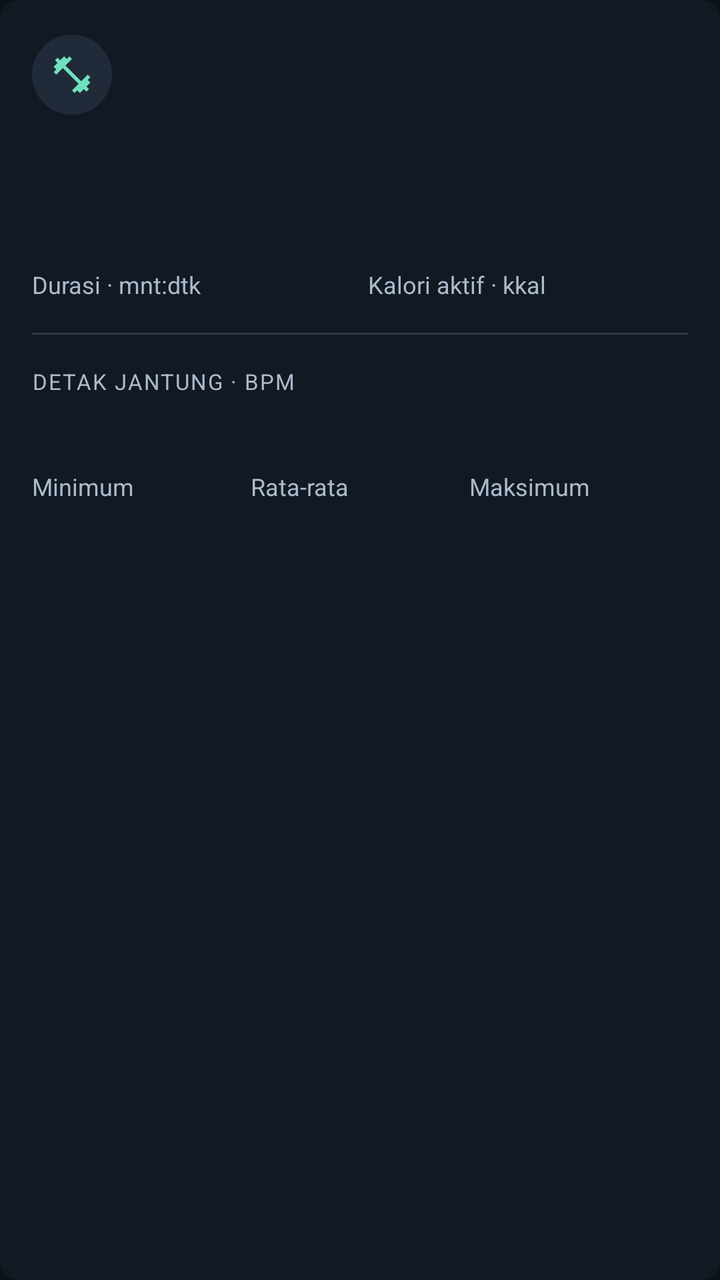
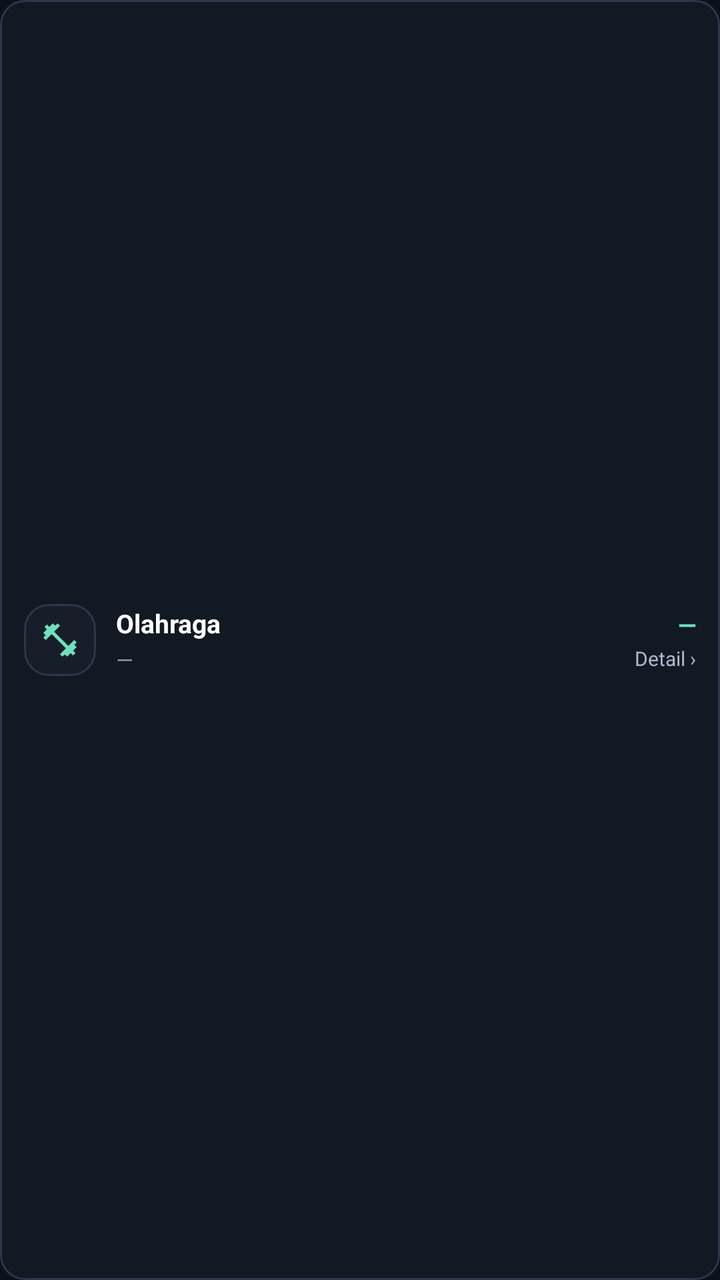

Two renders of the same Android screen: before a commit and after it. Below are the layout's source before the change and the commit's diff.
<!-- AndroidManifest.xml: application theme Theme.Rw3 -->
<!-- res/layout/item_workout_history.xml -->
<?xml version="1.0" encoding="utf-8"?>
<LinearLayout xmlns:android="http://schemas.android.com/apk/res/android"
    xmlns:app="http://schemas.android.com/apk/res-auto"
    android:layout_width="match_parent" android:layout_height="wrap_content"
    android:layout_marginTop="12dp" android:padding="16dp"
    android:background="@drawable/bg_subcard" android:orientation="vertical">
    <LinearLayout android:layout_width="match_parent" android:layout_height="wrap_content"
        android:orientation="horizontal" android:gravity="center_vertical">
        <ImageView android:id="@+id/workoutIcon" android:layout_width="40dp"
            android:layout_height="40dp" android:padding="9dp" android:background="@drawable/bg_chip"
            android:src="@drawable/ic_fitness_center" app:tint="@color/primary_mint"
            android:importantForAccessibility="no" />
        <LinearLayout android:layout_width="0dp" android:layout_height="wrap_content"
            android:layout_weight="1" android:layout_marginStart="12dp" android:orientation="vertical">
            <TextView android:id="@+id/workoutTitle" android:layout_width="match_parent"
                android:layout_height="wrap_content" android:textSize="17sp"
                android:textStyle="bold" android:textColor="@color/on_surface" />
            <TextView android:id="@+id/workoutDate" android:layout_width="match_parent"
                android:layout_height="wrap_content" android:layout_marginTop="4dp"
                android:textSize="12sp" android:textColor="@color/on_surface_variant" />
        </LinearLayout>
    </LinearLayout>
    <TextView android:id="@+id/workoutPeriod" android:layout_width="match_parent"
        android:layout_height="wrap_content" android:layout_marginTop="12dp"
        android:textSize="13sp" android:textColor="@color/on_surface_variant" />
    <LinearLayout android:layout_width="match_parent" android:layout_height="wrap_content"
        android:layout_marginTop="16dp" android:orientation="horizontal" android:baselineAligned="false">
        <LinearLayout android:layout_width="0dp" android:layout_height="wrap_content"
            android:layout_weight="1" android:orientation="vertical" android:layout_marginEnd="8dp">
            <TextView android:id="@+id/workoutDuration" android:layout_width="match_parent"
                android:layout_height="wrap_content" android:textSize="22sp" android:textStyle="bold"
                android:textColor="@color/on_surface" />
            <TextView android:id="@+id/workoutDurationLabel" android:layout_width="match_parent" android:layout_height="wrap_content"
                android:text="Durasi · mnt:dtk" android:textSize="12sp" android:textColor="@color/on_surface_variant" />
        </LinearLayout>
        <LinearLayout android:layout_width="0dp" android:layout_height="wrap_content"
            android:layout_weight="1" android:orientation="vertical">
            <TextView android:id="@+id/workoutCalories" android:layout_width="match_parent"
                android:layout_height="wrap_content" android:textSize="22sp" android:textStyle="bold"
                android:textColor="@color/primary_mint" />
            <TextView android:layout_width="match_parent" android:layout_height="wrap_content"
                android:text="Kalori aktif · kkal" android:textSize="12sp" android:textColor="@color/on_surface_variant" />
        </LinearLayout>
    </LinearLayout>
    <View android:layout_width="match_parent" android:layout_height="1dp"
        android:layout_marginVertical="16dp" android:background="@color/outline_subtle" />
    <TextView android:layout_width="match_parent" android:layout_height="wrap_content"
        android:text="DETAK JANTUNG · BPM" android:textSize="11sp" android:letterSpacing="0.06"
        android:textColor="@color/on_surface_variant" />
    <LinearLayout android:layout_width="match_parent" android:layout_height="wrap_content"
        android:layout_marginTop="10dp" android:orientation="horizontal" android:baselineAligned="false">
        <LinearLayout android:layout_width="0dp" android:layout_height="wrap_content"
            android:layout_weight="1" android:orientation="vertical">
            <TextView android:id="@+id/workoutHrMin" android:layout_width="match_parent"
                android:layout_height="wrap_content" android:textSize="20sp" android:textColor="@color/on_surface" />
            <TextView android:layout_width="match_parent" android:layout_height="wrap_content"
                android:text="Minimum" android:textSize="12sp" android:textColor="@color/on_surface_variant" />
        </LinearLayout>
        <LinearLayout android:layout_width="0dp" android:layout_height="wrap_content"
            android:layout_weight="1" android:orientation="vertical">
            <TextView android:id="@+id/workoutHrAverage" android:layout_width="match_parent"
                android:layout_height="wrap_content" android:textSize="20sp" android:textStyle="bold"
                android:textColor="@color/heart_rate_coral" />
            <TextView android:layout_width="match_parent" android:layout_height="wrap_content"
                android:text="Rata-rata" android:textSize="12sp" android:textColor="@color/on_surface_variant" />
        </LinearLayout>
        <LinearLayout android:layout_width="0dp" android:layout_height="wrap_content"
            android:layout_weight="1" android:orientation="vertical">
            <TextView android:id="@+id/workoutHrMax" android:layout_width="match_parent"
                android:layout_height="wrap_content" android:textSize="20sp" android:textColor="@color/on_surface" />
            <TextView android:layout_width="match_parent" android:layout_height="wrap_content"
                android:text="Maksimum" android:textSize="12sp" android:textColor="@color/on_surface_variant" />
        </LinearLayout>
    </LinearLayout>
</LinearLayout>
<!-- resources referenced by this layout -->
<resources>
  <color name="heart_rate_coral">#FFA09A</color>
  <color name="on_surface">#FFFFFF</color>
  <color name="on_surface_variant">#ADBACC</color>
  <color name="outline_subtle">#2B384A</color>
  <color name="primary_mint">#6FE0BD</color>
  <!-- drawable bg_chip (drawable) -->
  <?xml version="1.0" encoding="utf-8"?>
  <shape xmlns:android="http://schemas.android.com/apk/res/android"
      android:shape="rectangle">
      <solid android:color="@color/surface_container_high" />
      <corners android:radius="999dp" />
  </shape>
  <!-- drawable bg_subcard (drawable) -->
  <?xml version="1.0" encoding="utf-8"?>
  <shape xmlns:android="http://schemas.android.com/apk/res/android"
      android:shape="rectangle">
      <solid android:color="@color/surface_container_low" />
      <corners android:radius="10dp" />
  </shape>
  <!-- drawable ic_fitness_center (drawable) -->
  <vector xmlns:android="http://schemas.android.com/apk/res/android"
      android:width="24dp"
      android:height="24dp"
      android:viewportWidth="24"
      android:viewportHeight="24">
      <path
          android:fillColor="#FFFFFFFF"
          android:pathData="M20.57,14.86L22,13.43 20.57,12 17,15.57 8.43,7 12,3.43 10.57,2 9.14,3.43 7.71,2 5.57,4.14 4.14,2.71 2.71,4.14l1.43,1.43L2,7.71l1.43,1.43L2,10.57 3.43,12 7,8.43 15.57,17 12,20.57 13.43,22l1.43,-1.43L16.29,22l2.14,-2.14 1.43,1.43 1.43,-1.43 -1.43,-1.43L22,16.29z"/>
  </vector>
  <style name="Theme.Rw3" parent="Theme.Material3.DayNight.NoActionBar">
          <item name="colorPrimary">@color/primary_mint</item>
          <item name="colorOnPrimary">@color/surface_dark</item>
          <item name="colorSurface">@color/surface_container</item>
          <item name="colorOnSurface">@color/on_surface</item>
          <item name="android:windowBackground">@color/surface_dark</item>
          <item name="android:statusBarColor">@color/surface_dark</item>
          <item name="android:navigationBarColor">@color/surface_container</item>
          <item name="android:windowLightStatusBar">false</item>
          <item name="android:windowLightNavigationBar">false</item>
      </style>
  <color name="surface_container_high">#202A38</color>
  <color name="surface_container_low">#111923</color>
  <color name="surface_dark">#0D121A</color>
  <color name="surface_container">#171E29</color>
</resources>

<!-- the commit's change to res/layout/item_workout_history.xml (unified diff, before → after) -->
@@ -1,75 +1,77 @@
 <?xml version="1.0" encoding="utf-8"?>
 <LinearLayout xmlns:android="http://schemas.android.com/apk/res/android"
     xmlns:app="http://schemas.android.com/apk/res-auto"
-    android:layout_width="match_parent" android:layout_height="wrap_content"
-    android:layout_marginTop="12dp" android:padding="16dp"
-    android:background="@drawable/bg_subcard" android:orientation="vertical">
-    <LinearLayout android:layout_width="match_parent" android:layout_height="wrap_content"
-        android:orientation="horizontal" android:gravity="center_vertical">
-        <ImageView android:id="@+id/workoutIcon" android:layout_width="40dp"
-            android:layout_height="40dp" android:padding="9dp" android:background="@drawable/bg_chip"
-            android:src="@drawable/ic_fitness_center" app:tint="@color/primary_mint"
-            android:importantForAccessibility="no" />
-        <LinearLayout android:layout_width="0dp" android:layout_height="wrap_content"
-            android:layout_weight="1" android:layout_marginStart="12dp" android:orientation="vertical">
-            <TextView android:id="@+id/workoutTitle" android:layout_width="match_parent"
-                android:layout_height="wrap_content" android:textSize="17sp"
-                android:textStyle="bold" android:textColor="@color/on_surface" />
-            <TextView android:id="@+id/workoutDate" android:layout_width="match_parent"
-                android:layout_height="wrap_content" android:layout_marginTop="4dp"
-                android:textSize="12sp" android:textColor="@color/on_surface_variant" />
-        </LinearLayout>
+    android:layout_width="match_parent"
+    android:layout_height="wrap_content"
+    android:layout_marginTop="8dp"
+    android:paddingHorizontal="12dp"
+    android:paddingVertical="10dp"
+    android:background="@drawable/bg_box_dark"
+    android:orientation="horizontal"
+    android:gravity="center_vertical">
+
+    <ImageView
+        android:id="@+id/workoutIcon"
+        android:layout_width="36dp"
+        android:layout_height="36dp"
+        android:padding="8dp"
+        android:background="@drawable/bg_watch_avatar"
+        android:src="@drawable/ic_fitness_center"
+        android:importantForAccessibility="no"
+        app:tint="@color/primary_mint" />
+
+    <LinearLayout
+        android:layout_width="0dp"
+        android:layout_height="wrap_content"
+        android:layout_weight="1"
+        android:layout_marginHorizontal="10dp"
+        android:orientation="vertical">
+
+        <TextView
+            android:id="@+id/workoutTitle"
+            android:layout_width="match_parent"
+            android:layout_height="wrap_content"
+            android:text="Olahraga"
+            android:textSize="13sp"
+            android:textStyle="bold"
+            android:textColor="@color/on_surface"
+            android:maxLines="1"
+            android:ellipsize="end" />
+
+        <TextView
+            android:id="@+id/workoutPeriod"
+            android:layout_width="match_parent"
+            android:layout_height="wrap_content"
+            android:layout_marginTop="2dp"
+            android:text="—"
+            android:textSize="11sp"
+            android:textColor="@color/on_surface_muted"
+            android:maxLines="1"
+            android:ellipsize="end" />
     </LinearLayout>
-    <TextView android:id="@+id/workoutPeriod" android:layout_width="match_parent"
-        android:layout_height="wrap_content" android:layout_marginTop="12dp"
-        android:textSize="13sp" android:textColor="@color/on_surface_variant" />
-    <LinearLayout android:layout_width="match_parent" android:layout_height="wrap_content"
-        android:layout_marginTop="16dp" android:orientation="horizontal" android:baselineAligned="false">
-        <LinearLayout android:layout_width="0dp" android:layout_height="wrap_content"
-            android:layout_weight="1" android:orientation="vertical" android:layout_marginEnd="8dp">
-            <TextView android:id="@+id/workoutDuration" android:layout_width="match_parent"
-                android:layout_height="wrap_content" android:textSize="22sp" android:textStyle="bold"
-                android:textColor="@color/on_surface" />
-            <TextView android:id="@+id/workoutDurationLabel" android:layout_width="match_parent" android:layout_height="wrap_content"
-                android:text="Durasi · mnt:dtk" android:textSize="12sp" android:textColor="@color/on_surface_variant" />
-        </LinearLayout>
-        <LinearLayout android:layout_width="0dp" android:layout_height="wrap_content"
-            android:layout_weight="1" android:orientation="vertical">
-            <TextView android:id="@+id/workoutCalories" android:layout_width="match_parent"
-                android:layout_height="wrap_content" android:textSize="22sp" android:textStyle="bold"
-                android:textColor="@color/primary_mint" />
-            <TextView android:layout_width="match_parent" android:layout_height="wrap_content"
-                android:text="Kalori aktif · kkal" android:textSize="12sp" android:textColor="@color/on_surface_variant" />
-        </LinearLayout>
-    </LinearLayout>
-    <View android:layout_width="match_parent" android:layout_height="1dp"
-        android:layout_marginVertical="16dp" android:background="@color/outline_subtle" />
-    <TextView android:layout_width="match_parent" android:layout_height="wrap_content"
-        android:text="DETAK JANTUNG · BPM" android:textSize="11sp" android:letterSpacing="0.06"
-        android:textColor="@color/on_surface_variant" />
-    <LinearLayout android:layout_width="match_parent" android:layout_height="wrap_content"
-        android:layout_marginTop="10dp" android:orientation="horizontal" android:baselineAligned="false">
-        <LinearLayout android:layout_width="0dp" android:layout_height="wrap_content"
-            android:layout_weight="1" android:orientation="vertical">
-            <TextView android:id="@+id/workoutHrMin" android:layout_width="match_parent"
-                android:layout_height="wrap_content" android:textSize="20sp" android:textColor="@color/on_surface" />
-            <TextView android:layout_width="match_parent" android:layout_height="wrap_content"
-                android:text="Minimum" android:textSize="12sp" android:textColor="@color/on_surface_variant" />
-        </LinearLayout>
-        <LinearLayout android:layout_width="0dp" android:layout_height="wrap_content"
-            android:layout_weight="1" android:orientation="vertical">
-            <TextView android:id="@+id/workoutHrAverage" android:layout_width="match_parent"
-                android:layout_height="wrap_content" android:textSize="20sp" android:textStyle="bold"
-                android:textColor="@color/heart_rate_coral" />
-            <TextView android:layout_width="match_parent" android:layout_height="wrap_content"
-                android:text="Rata-rata" android:textSize="12sp" android:textColor="@color/on_surface_variant" />
-        </LinearLayout>
-        <LinearLayout android:layout_width="0dp" android:layout_height="wrap_content"
-            android:layout_weight="1" android:orientation="vertical">
-            <TextView android:id="@+id/workoutHrMax" android:layout_width="match_parent"
-                android:layout_height="wrap_content" android:textSize="20sp" android:textColor="@color/on_surface" />
-            <TextView android:layout_width="match_parent" android:layout_height="wrap_content"
-                android:text="Maksimum" android:textSize="12sp" android:textColor="@color/on_surface_variant" />
-        </LinearLayout>
+
+    <LinearLayout
+        android:layout_width="wrap_content"
+        android:layout_height="wrap_content"
+        android:orientation="vertical"
+        android:gravity="end">
+
+        <TextView
+            android:id="@+id/workoutCalories"
+            android:layout_width="wrap_content"
+            android:layout_height="wrap_content"
+            android:text="—"
+            android:textSize="12sp"
+            android:textStyle="bold"
+            android:textColor="@color/primary_mint" />
+
+        <TextView
+            android:id="@+id/workoutDate"
+            android:layout_width="wrap_content"
+            android:layout_height="wrap_content"
+            android:layout_marginTop="2dp"
+            android:text="Detail ›"
+            android:textSize="10sp"
+            android:textColor="@color/on_surface_variant" />
     </LinearLayout>
 </LinearLayout>
<!-- resource entries referenced after the edit -->
@@ -1,23 +1,25 @@
 <!-- resources referenced by this layout -->
 <resources>
-  <color name="heart_rate_coral">#FFA09A</color>
   <color name="on_surface">#FFFFFF</color>
+  <color name="on_surface_muted">#8999AD</color>
   <color name="on_surface_variant">#ADBACC</color>
   <color name="outline_subtle">#2B384A</color>
   <color name="primary_mint">#6FE0BD</color>
-  <!-- drawable bg_chip (drawable) -->
-  <?xml version="1.0" encoding="utf-8"?>
-  <shape xmlns:android="http://schemas.android.com/apk/res/android"
-      android:shape="rectangle">
-      <solid android:color="@color/surface_container_high" />
-      <corners android:radius="999dp" />
-  </shape>
-  <!-- drawable bg_subcard (drawable) -->
+  <!-- drawable bg_box_dark (drawable) -->
   <?xml version="1.0" encoding="utf-8"?>
   <shape xmlns:android="http://schemas.android.com/apk/res/android"
       android:shape="rectangle">
       <solid android:color="@color/surface_container_low" />
-      <corners android:radius="10dp" />
+      <corners android:radius="12dp" />
+      <stroke android:width="1dp" android:color="@color/outline_subtle" />
+  </shape>
+  <!-- drawable bg_watch_avatar (drawable) -->
+  <?xml version="1.0" encoding="utf-8"?>
+  <shape xmlns:android="http://schemas.android.com/apk/res/android"
+      android:shape="rectangle">
+      <solid android:color="@color/surface_container" />
+      <corners android:radius="12dp" />
+      <stroke android:width="1dp" android:color="@color/outline_subtle" />
   </shape>
   <!-- drawable ic_fitness_center (drawable) -->
   <vector xmlns:android="http://schemas.android.com/apk/res/android"
@@ -40,7 +42,6 @@
           <item name="android:windowLightStatusBar">false</item>
           <item name="android:windowLightNavigationBar">false</item>
       </style>
-  <color name="surface_container_high">#202A38</color>
   <color name="surface_container_low">#111923</color>
   <color name="surface_dark">#0D121A</color>
   <color name="surface_container">#171E29</color>
